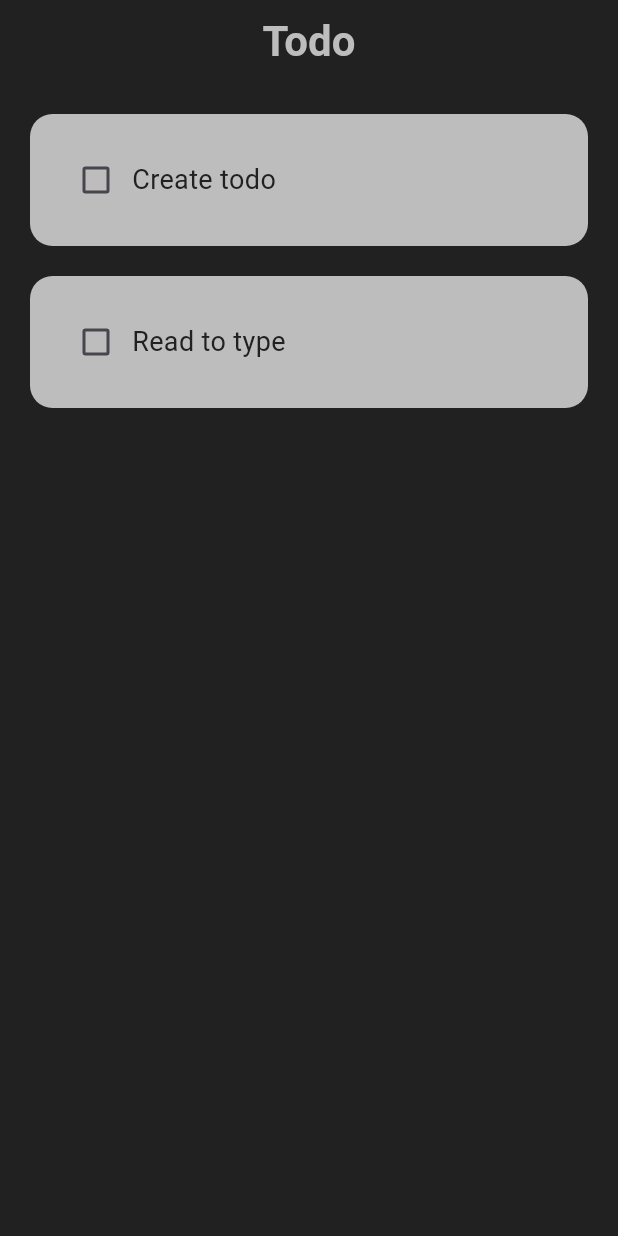
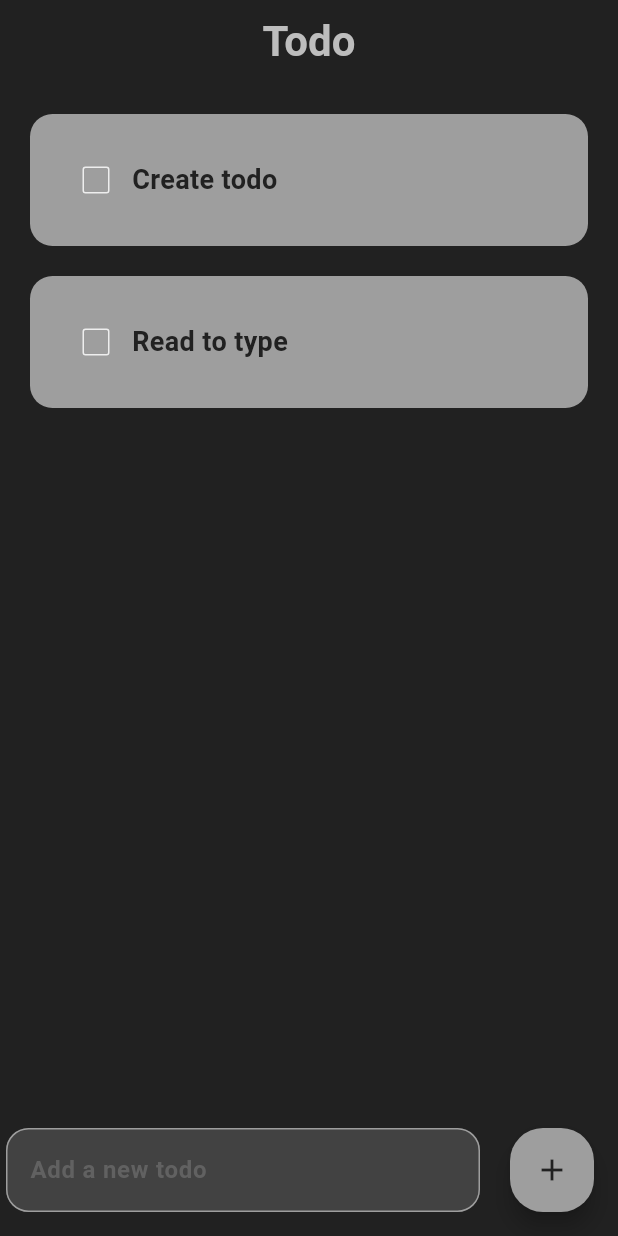
Before and after one commit to Atharvahodge/Todo-app, a Flutter app: the screen it shows after launch, on a phone screen of 412 x 824 dp. Run offline on Flutter 3.47's test engine with Material 3 defaults, Android fonts, the phone set to English and light mode, and no system bars; drawn by our look-alikes of flutter_slidable.

Commit message:
feat(ui): add feature to delete task
 added a feature to delete the task from the app and improved some ui changes.

```diff
--- a/lib/pages/home_page.dart
+++ b/lib/pages/home_page.dart
@@ -9,14 +9,31 @@ class HomePage extends StatefulWidget {
 }
 
 class _HomePageState extends State<HomePage> {
+  final _controller = TextEditingController();
   List toDOList = [
     ['Create todo', false],
     ['Read to type', false],
   ];
 
+  // for check box to check and dashed the task
   void checkBoxChanged(int index) {
     setState(() {
       toDOList[index][1] = !toDOList[index][1];
+    });
+  }
+
+  // for saving new task on the todo app
+  void saveNewTask() {
+    setState(() {
+      toDOList.add([_controller.text, false]);
+      _controller.clear();
+    });
+  }
+
+  // to delete the task from the todo app
+  void deleteTask(int index) {
+    setState(() {
+      toDOList.removeAt(index);
     });
   }
 
@@ -40,8 +57,48 @@ class _HomePageState extends State<HomePage> {
             taskName: toDOList[index][0],
             taskCompleted: toDOList[index][1],
             onChanged: (value) => checkBoxChanged(index),
+            deleteFunction: (context) => deleteTask(index),
           );
         },
+      ),
+      floatingActionButton: Row(
+        children: [
+          Expanded(
+            child: Padding(
+              padding: const EdgeInsets.symmetric(horizontal: 20),
+              child: TextField(
+                controller: _controller,
+                cursorColor: Colors.grey.shade500,
+                decoration: InputDecoration(
+                  enabledBorder: OutlineInputBorder(
+                    borderSide: BorderSide(color: Colors.grey.shade500),
+                    borderRadius: BorderRadius.circular(15),
+                  ),
+                  focusedBorder: OutlineInputBorder(
+                    borderSide: BorderSide(color: Colors.grey.shade500),
+                    borderRadius: BorderRadius.circular(15),
+                  ),
+                  filled: true,
+                  fillColor: Colors.grey.shade800,
+                  hintText: 'Add a new todo',
+                  hintStyle: TextStyle(
+                    color: Colors.grey.shade700,
+                    fontWeight: FontWeight.bold,
+                  ),
+                ),
+              ),
+            ),
+          ),
+          FloatingActionButton(
+            onPressed: saveNewTask,
+            backgroundColor: Colors.grey.shade500,
+            foregroundColor: Colors.grey.shade900,
+            shape: RoundedRectangleBorder(
+              borderRadius: BorderRadius.circular(22),
+            ),
+            child: Icon(Icons.add),
+          ),
+        ],
       ),
     );
   }
--- a/lib/utils/todo_list.dart
+++ b/lib/utils/todo_list.dart
@@ -1,4 +1,5 @@
 import 'package:flutter/material.dart';
+import 'package:flutter_slidable/flutter_slidable.dart';
 
 class TodoList extends StatefulWidget {
   const TodoList({
@@ -6,11 +7,13 @@ class TodoList extends StatefulWidget {
     required this.taskName,
     required this.taskCompleted,
     this.onChanged,
+    this.deleteFunction,
   });
 
   final String taskName;
   final bool taskCompleted;
   final Function(bool?)? onChanged;
+  final Function(BuildContext)? deleteFunction;
 
   @override
   State<TodoList> createState() => _TodoListState();
@@ -21,20 +24,48 @@ class _TodoListState extends State<TodoList> {
   Widget build(BuildContext context) {
     return Padding(
       padding: const EdgeInsets.only(top: 20, left: 20, right: 20, bottom: 0),
+      child: Slidable(
+        endActionPane: ActionPane(
+          motion: StretchMotion(),
+          children: [
+            SlidableAction(
+              onPressed: widget.deleteFunction,
+              icon: Icons.delete,
+              backgroundColor: Colors.grey.shade500,
+              borderRadius: BorderRadius.circular(25),
+            ),
+          ],
+        ),
         child: Container(
           padding: const EdgeInsets.all(20),
           decoration: BoxDecoration(
-          color: Colors.grey.shade400,
+            color: Colors.grey.shade500,
             borderRadius: BorderRadius.circular(15),
           ),
           child: Row(
             children: [
-            Checkbox(value: widget.taskCompleted, onChanged: widget.onChanged),
+              Checkbox(
+                value: widget.taskCompleted,
+                onChanged: widget.onChanged,
+                checkColor: Colors.grey.shade300,
+                activeColor: Colors.grey.shade900,
+                side: BorderSide(color: Colors.grey.shade200),
+              ),
               Text(
                 widget.taskName,
-              style: TextStyle(color: Colors.grey.shade900, fontSize: 18),
+                style: TextStyle(
+                  color: Colors.grey.shade900,
+                  fontSize: 18,
+                  fontWeight: FontWeight.w600,
+                  decoration:
+                      widget.taskCompleted
+                          ? TextDecoration.lineThrough
+                          : TextDecoration.none,
+                  decorationThickness: 5.5,
+                ),
               ),
             ],
+          ),
         ),
       ),
     );
```
Also changed, not shown: pubspec.yaml (+7 -0 lines), pubspec.lock, 1 other file. Lines whose indentation alone changed are shown as unchanged.
